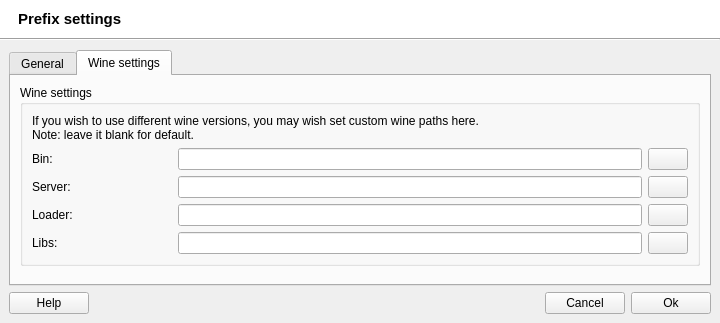
brezerk/q4wine, file src/uis/PrefixSettings.ui: the form before one commit.
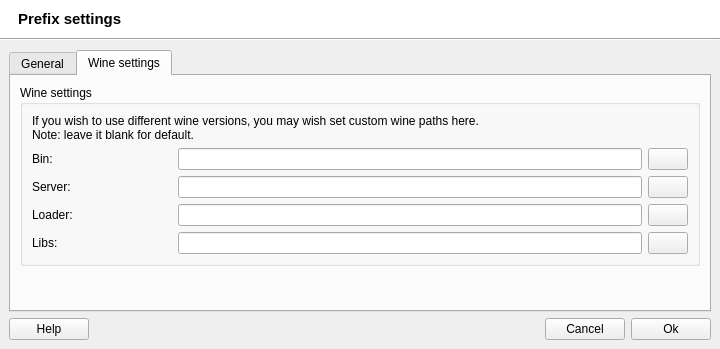
The form after the commit. The open tabs and pages were chosen to show the change. Icons and pictures are not drawn.

Patch:
```diff
--- a/src/uis/PrefixSettings.ui
+++ b/src/uis/PrefixSettings.ui
@@ -7,7 +7,7 @@
     <x>0</x>
     <y>0</y>
     <width>718</width>
-    <height>323</height>
+    <height>349</height>
    </rect>
   </property>
   <property name="windowTitle">
```
Left out of the diff: 11 changed lines with no effect on the pictures.
